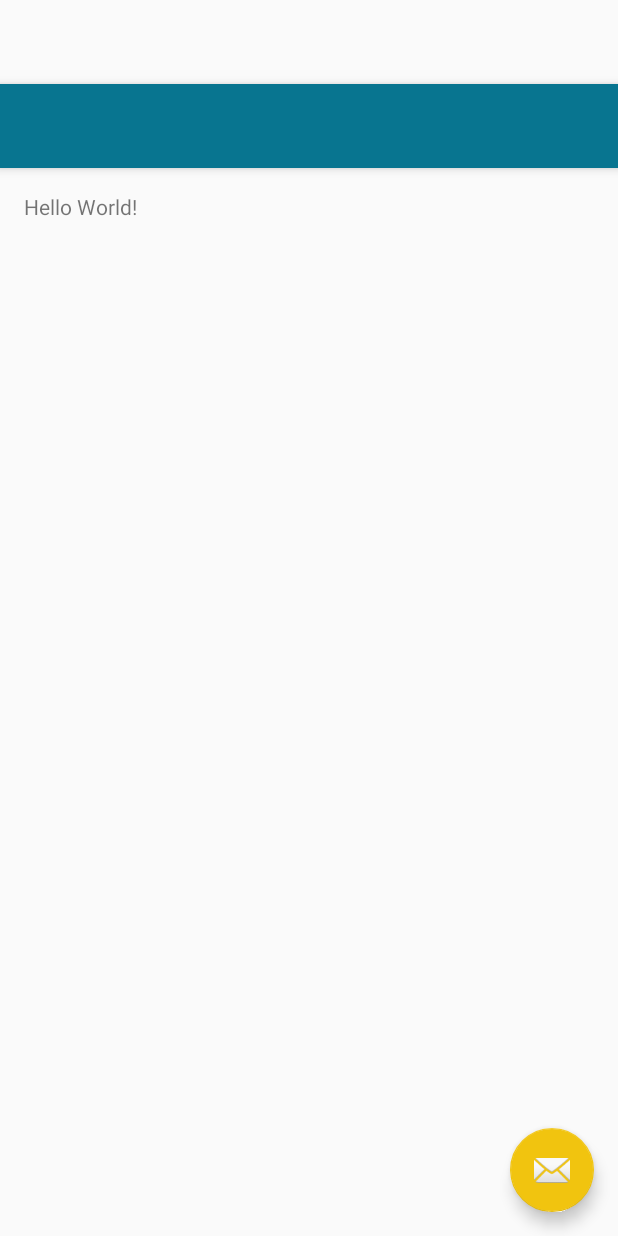
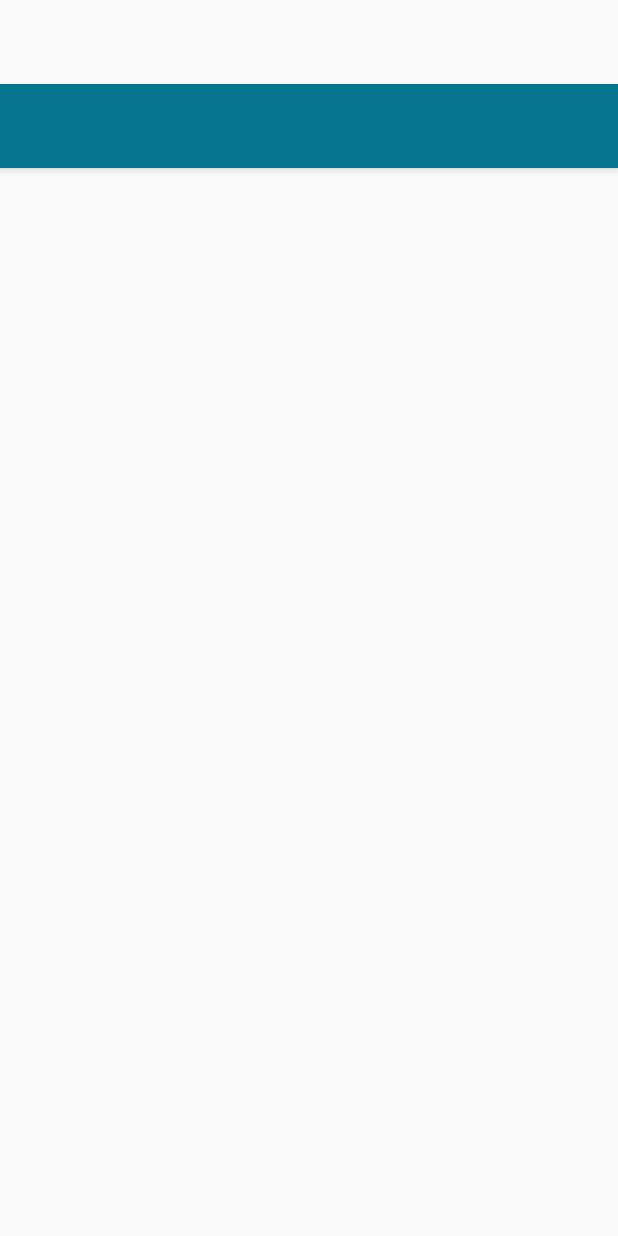
Before and after one commit to 3Thiago/Helix-App-2016, an Android app: the layout app_bar_main.xml on its own in the app's theme, with its tools: preview values and no code run, on a phone screen of 412 x 824 dp. Run offline under Robolectric (Android 15) with nearby library versions, the light colour scheme and no system bars.

Commit message:
Add fragment replacement

```diff
--- a/app/src/main/java/com/wordpress/priyankvex/helixapp/FragmentContact.java
+++ b/app/src/main/java/com/wordpress/priyankvex/helixapp/ContactFragment.java
@@ -11,7 +11,7 @@ import android.view.ViewGroup;
  * Created by priyank on 6/2/16.
  * Fragment for contacts
  */
-public class FragmentContact extends Fragment{
+public class ContactFragment extends Fragment{
 
     @Nullable
     @Override
--- a/app/src/main/res/layout/activity_main.xml
+++ b/app/src/main/res/layout/activity_main.xml
@@ -9,6 +9,7 @@
     <include layout="@layout/app_bar_main" android:layout_width="match_parent"
         android:layout_height="match_parent" />
 
+
     <android.support.design.widget.NavigationView android:id="@+id/nav_view"
         android:layout_width="wrap_content" android:layout_height="match_parent"
         android:layout_gravity="start" android:fitsSystemWindows="true"
--- a/app/src/main/res/layout/app_bar_main.xml
+++ b/app/src/main/res/layout/app_bar_main.xml
@@ -5,6 +5,12 @@
     xmlns:tools="http://schemas.android.com/tools" android:layout_width="match_parent"
     android:layout_height="match_parent" android:fitsSystemWindows="true"
     tools:context=".MainActivity">
+
+    <LinearLayout
+        android:layout_width="match_parent"
+        android:layout_height="match_parent"
+        android:orientation="vertical"
+        >
 
         <android.support.design.widget.AppBarLayout android:layout_height="wrap_content"
             android:layout_width="match_parent" android:theme="@style/AppTheme.AppBarOverlay">
@@ -15,11 +21,12 @@
 
         </android.support.design.widget.AppBarLayout>
 
-    <include layout="@layout/content_main" />
+        <FrameLayout
+            android:id="@+id/container"
+            android:layout_width="match_parent"
+            android:layout_height="match_parent"
+            />
 
-    <android.support.design.widget.FloatingActionButton android:id="@+id/fab"
-        android:layout_width="wrap_content" android:layout_height="wrap_content"
-        android:layout_gravity="bottom|end" android:layout_margin="@dimen/fab_margin"
-        android:src="@android:drawable/ic_dialog_email" />
+    </LinearLayout>
 
 </android.support.design.widget.CoordinatorLayout>
--- a/app/src/main/res/layout/content_main.xml
+++ /dev/null
@@ -1,14 +0,0 @@
-<?xml version="1.0" encoding="utf-8"?>
-<RelativeLayout xmlns:android="http://schemas.android.com/apk/res/android"
-    xmlns:tools="http://schemas.android.com/tools"
-    xmlns:app="http://schemas.android.com/apk/res-auto" android:layout_width="match_parent"
-    android:layout_height="match_parent" android:paddingLeft="@dimen/activity_horizontal_margin"
-    android:paddingRight="@dimen/activity_horizontal_margin"
-    android:paddingTop="@dimen/activity_vertical_margin"
-    android:paddingBottom="@dimen/activity_vertical_margin"
-    app:layout_behavior="@string/appbar_scrolling_view_behavior" tools:showIn="@layout/app_bar_main"
-    tools:context=".MainActivity">
-
-    <TextView android:text="Hello World!" android:layout_width="wrap_content"
-        android:layout_height="wrap_content" />
-</RelativeLayout>
--- a/app/src/main/res/layout/fragment_events.xml
+++ b/app/src/main/res/layout/fragment_events.xml
@@ -1,13 +1,13 @@
 <?xml version="1.0" encoding="utf-8"?>
 <LinearLayout xmlns:android="http://schemas.android.com/apk/res/android"
-    android:orientation="vertical" android:layout_width="match_parent"
+    android:orientation="vertical"
+    android:layout_width="match_parent"
     android:layout_height="match_parent">
 
     <TextView
         android:layout_width="wrap_content"
         android:layout_height="wrap_content"
         android:text="Events Fragment"
-        android:layout_gravity="center"
         />
 
 </LinearLayout>
```
Also changed, not shown: app/src/main/java/com/wordpress/priyankvex/helixapp/EventsFragment.java (renamed from app/src/main/java/com/wordpress/priyankvex/helixapp/FragmentSchedule.java, +5 -6 lines), app/src/main/java/com/wordpress/priyankvex/helixapp/MainActivity.java (+12 -31 lines), app/src/main/java/com/wordpress/priyankvex/helixapp/ScheduleFragment.java (renamed from app/src/main/java/com/wordpress/priyankvex/helixapp/FragmentEvents.java, +4 -3 lines). Lines whose indentation alone changed are shown as unchanged.
